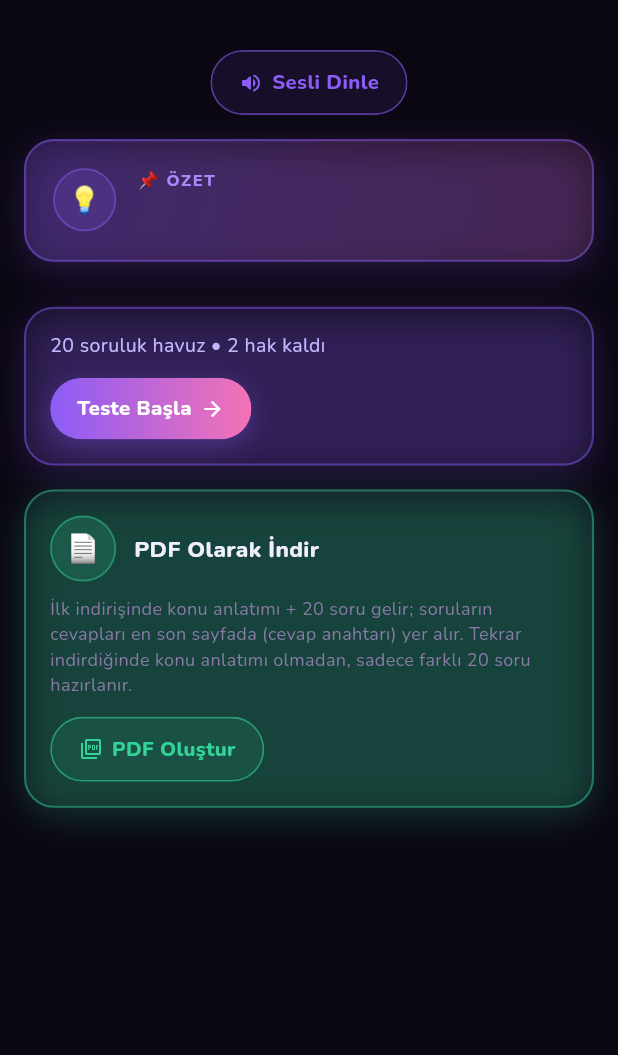
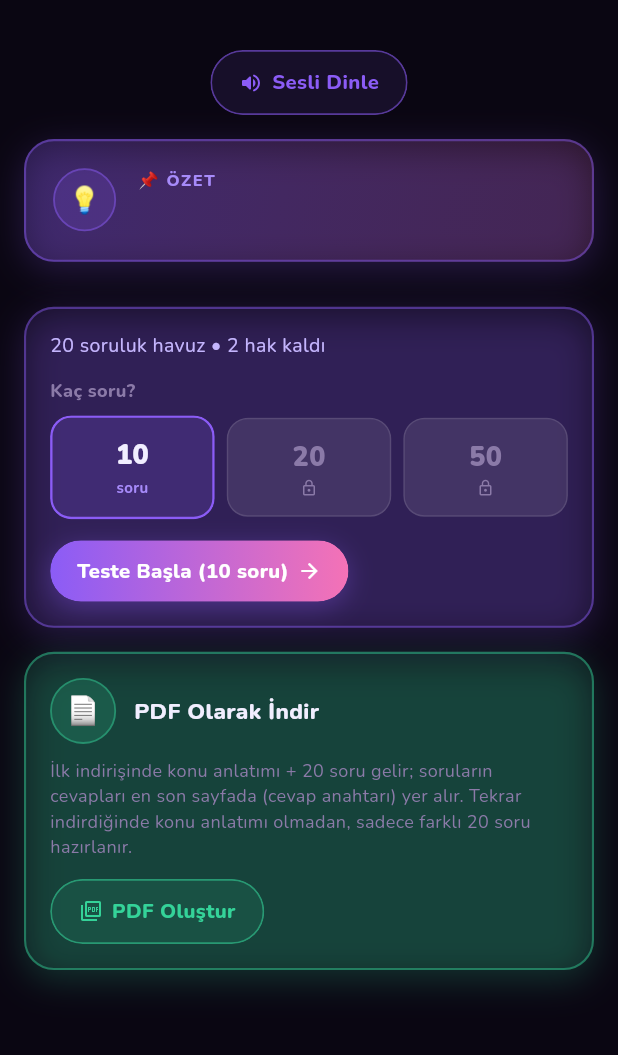
Before and after one commit to yunusemrecelikelll-cloud/Kpss_Android, a Flutter app: the TopicScreen screen opened directly with empty values, on a phone screen of 412 x 824 dp, the part 58-1113 px from its top. Run offline on Flutter 3.47's test engine with Material 3 defaults, Android fonts, the phone set to English and light mode, and no system bars; our stand-ins replace audioplayers, cloud_firestore, firebase_auth, firebase_core, fl_chart, flutter_local_notifications and 10 more; missing offline and left inert: home_widget; accounts and stored records are empty; project files that could hold a hidden picture were left out.

Commit message:
Faz 6: konu testinde soru sayısı seçimi (10/20/50)
- Konu test kartına 10/20/50 seçici eklendi. Ücretsizde yalnızca 10 aktif;
  20/50 kilitli (ücretsiz havuz zaten 20 ile sınırlı) ve dokununca Premium'a
  yönlendirir. Premium 10/20/50 seçebilir.
- _startQuiz seçilen sayıyı pickForTopic'e geçirir; buton etiketi "(N soru)".

Co-Authored-By: Claude Opus 4.8 <noreply@anthropic.com>

```diff
--- a/lib/screens/topic_screen.dart
+++ b/lib/screens/topic_screen.dart
@@ -60,6 +60,13 @@ class TopicScreen extends StatefulWidget {
 
 class _TopicScreenState extends State<TopicScreen> with WidgetsBindingObserver {
   bool _startingQuiz = false;
+
+  /// Konu testinde çözülecek soru sayısı (kullanıcı isteği: 10/20/50 seçimi).
+  /// Ücretsiz pakette yalnızca 10 seçilebilir; 20/50 premium'a özeldir
+  /// (ücretsiz havuz zaten [QuestionPicker.freeTopicPoolSize]=20 ile sınırlı).
+  int _soruSayisi = 10;
+  static const List<int> _soruSecenekleri = [10, 20, 50];
+
   late final TtsService _ttsService;
   // dispose()'ta context.read güvenli olmadığından depolama referansı da
   // initState'te yakalanır.
@@ -209,7 +216,10 @@ class _TopicScreenState extends State<TopicScreen> with WidgetsBindingObserver {
     if (!context.mounted) return;
     setState(() => _startingQuiz = false);
     final picker = QuestionPicker(storage);
-    final qs = picker.pickForTopic(pool, 10, topic.id, premium: premium);
+    // Ücretsiz kullanıcı her zaman 10 soru çözer (havuz da 20 ile sınırlı);
+    // premium 10/20/50 seçebilir.
+    final istenen = premium ? _soruSayisi : 10;
+    final qs = picker.pickForTopic(pool, istenen, topic.id, premium: premium);
 
     // Konu testlerinde SÜRE SINIRI YOKTUR: ne süre sorulur ne de geri sayım
     // kurulur (durationSec verilmez). Ayarlar'daki süre tercihi yalnızca
@@ -451,13 +461,48 @@ class _TopicScreenState extends State<TopicScreen> with WidgetsBindingObserver {
                     style: TextStyle(fontSize: 13, height: 1.4, color: colors.textDim),
                   ),
                   const SizedBox(height: 12),
+                  // Soru sayısı seçimi (kullanıcı isteği: 10/20/50). Ücretsizde
+                  // yalnızca 10 aktif; 20/50 kilitli ve dokununca Premium'a yönlendirir.
+                  Text('Kaç soru?',
+                      style: TextStyle(
+                          fontSize: 12,
+                          fontWeight: FontWeight.w800,
+                          color: colors.textFaint)),
+                  const SizedBox(height: 8),
+                  Row(
+                    children: [
+                      for (final n in _soruSecenekleri) ...[
+                        Expanded(
+                          child: _SoruSayisiSecenek(
+                            sayi: n,
+                            secili: (premium ? _soruSayisi : 10) == n,
+                            kilitli: !premium && n != 10,
+                            onTap: () {
+                              context.read<SoundService>().click();
+                              if (!premium && n != 10) {
+                                // Ücretsizde 20/50 kilitli → Premium daveti.
+                                Navigator.of(context).push(MaterialPageRoute(
+                                    builder: (_) => const PremiumScreen()));
+                                return;
+                              }
+                              setState(() => _soruSayisi = n);
+                            },
+                          ),
+                        ),
+                        if (n != _soruSecenekleri.last) const SizedBox(width: 8),
+                      ],
+                    ],
+                  ),
+                  const SizedBox(height: 14),
                   Align(
                     alignment: Alignment.centerLeft,
                     child: DsPillButton(
                       // Soru havuzu indirilirken buton pasif kalsın.
                       label: _startingQuiz
                           ? 'Hazırlanıyor…'
-                          : (attempts.isNotEmpty ? 'Tekrar Çöz' : 'Teste Başla'),
+                          : (attempts.isNotEmpty
+                              ? 'Tekrar Çöz (${premium ? _soruSayisi : 10} soru)'
+                              : 'Teste Başla (${premium ? _soruSayisi : 10} soru)'),
                       color: colors.violet,
                       gradient: LinearGradient(colors: [colors.violet, colors.rose]),
                       trailingIcon: Icons.arrow_forward,
@@ -983,3 +1028,61 @@ class _TeacherTemperamentsSection extends StatelessWidget {
     );
   }
 }
+
+/// Konu testinde soru sayısı seçeneği (10/20/50). Seçiliyse mor dolgulu;
+/// kilitliyse (ücretsizde 20/50) soluk + kilit rozeti gösterir.
+class _SoruSayisiSecenek extends StatelessWidget {
+  final int sayi;
+  final bool secili;
+  final bool kilitli;
+  final VoidCallback onTap;
+  const _SoruSayisiSecenek({
+    required this.sayi,
+    required this.secili,
+    required this.kilitli,
+    required this.onTap,
+  });
+
+  @override
+  Widget build(BuildContext context) {
+    final c = context.watch<ThemeProvider>().colors;
+    final aktif = secili;
+    return Material(
+      color: aktif ? c.violet.withValues(alpha: 0.18) : c.glass2,
+      borderRadius: BorderRadius.circular(kDsRadiusSm),
+      clipBehavior: Clip.antiAlias,
+      child: InkWell(
+        onTap: onTap,
+        child: Container(
+          padding: const EdgeInsets.symmetric(vertical: 12),
+          decoration: BoxDecoration(
+            borderRadius: BorderRadius.circular(kDsRadiusSm),
+            border: Border.all(
+              color: aktif ? c.violet : c.border,
+              width: aktif ? 1.6 : 1,
+            ),
+          ),
+          child: Column(
+            mainAxisSize: MainAxisSize.min,
+            children: [
+              Text('$sayi',
+                  style: TextStyle(
+                      fontSize: 18,
+                      fontWeight: FontWeight.w900,
+                      color: aktif ? c.text : (kilitli ? c.textFaint : c.textDim))),
+              const SizedBox(height: 2),
+              if (kilitli)
+                Icon(Icons.lock_outline, size: 12, color: c.textFaint)
+              else
+                Text('soru',
+                    style: TextStyle(
+                        fontSize: 10,
+                        fontWeight: FontWeight.w700,
+                        color: aktif ? c.violetL : c.textFaint)),
+            ],
+          ),
+        ),
+      ),
+    );
+  }
+}
```
